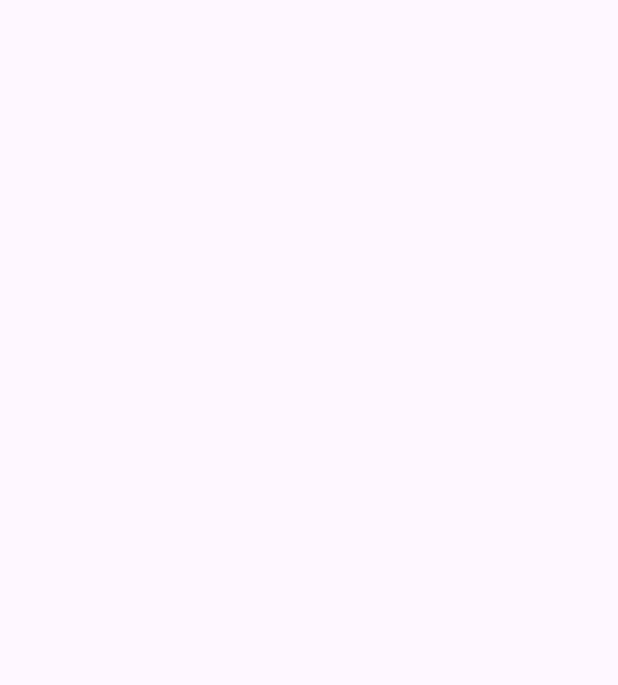
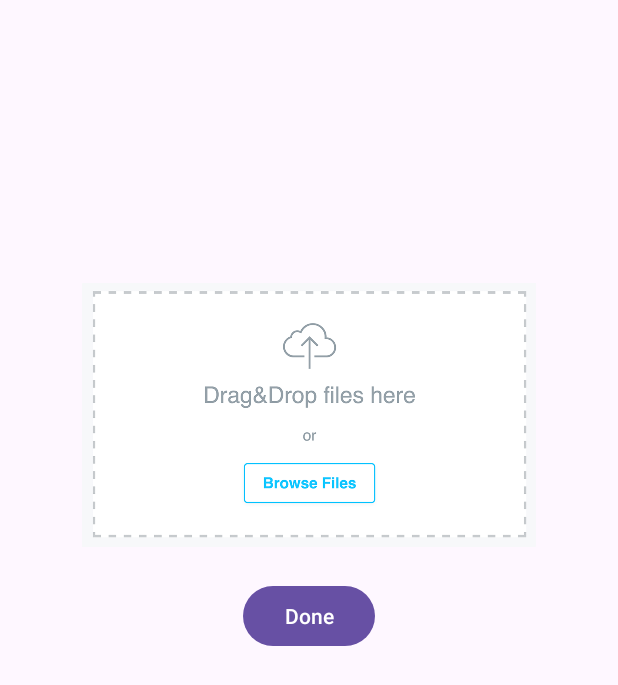
Before and after one commit to Shogun-Sun/Screaming_Phone, an Android app: the screen it shows after launch (MainActivity), on a phone screen of 412 x 824 dp. Before the commit the part shown is empty. Shown: the top 685 px of the screen. Run offline under Robolectric (Android 15) with nearby library versions, the phone set to English and light mode, and no system bars.

Commit message:
Add a request for access to notifications
Create file Permissions.java

Permissions.java: check for permission and request permission

```diff
--- a/app/src/main/AndroidManifest.xml
+++ b/app/src/main/AndroidManifest.xml
@@ -6,7 +6,10 @@
     <uses-permission android:name="android.permission.FOREGROUND_SERVICE" />
     <uses-permission android:name="android.permission.POST_NOTIFICATIONS"/>
     <uses-permission android:name="android.permission.WAKE_LOCK"/>
-    <uses-permission android:name="android.permission.RECORD_AUDIO" />
+<!--    <uses-permission android:name="android.permission.RECORD_AUDIO" />-->
+    <uses-permission android:name="android.permission.MANAGE_EXTERNAL_STORAGE"/>
+    <uses-permission android:name="android.permission.READ_EXTERNAL_STORAGE"/>
+    <uses-permission android:name="android.permission.WRITE_EXTERNAL_STORAGE"/>
 
     <application
         android:allowBackup="true"
--- a/app/src/main/java/com/example/stats/MainActivity.java
+++ b/app/src/main/java/com/example/stats/MainActivity.java
@@ -1,16 +1,42 @@
 package com.example.stats;
 
 
+import android.annotation.SuppressLint;
+import android.app.Activity;
+import android.app.AlertDialog;
+import android.content.Intent;
+import android.content.pm.PackageManager;
+import android.graphics.Bitmap;
 import android.hardware.Sensor;
 import android.hardware.SensorManager;
 import android.media.MediaPlayer;
+import android.net.Uri;
 import android.os.Bundle;
+import android.provider.MediaStore;
+import android.provider.Settings;
+import android.view.View;
+import android.widget.Button;
+import android.widget.ImageView;
 import android.widget.TextView;
+import android.widget.Toast;
+import androidx.annotation.NonNull;
+import androidx.core.app.ActivityCompat;
+//import com.example.stats.Permissions;
 
 
+
+import androidx.activity.result.ActivityResult;
+import androidx.activity.result.ActivityResultCallback;
+import androidx.activity.result.ActivityResultLauncher;
+import androidx.activity.result.contract.ActivityResultContracts;
 import androidx.appcompat.app.AppCompatActivity;
 
+import static com.example.stats.Permissions.MY_PERMISSION_REQUEST_POST_NOTIFICATIONS;
+
+
 public class MainActivity extends AppCompatActivity {
+    private static CharSequence text = "AVP";
+    private static int duration = Toast.LENGTH_SHORT;
 
     /** Объект типа сенсор менеджер */
     SensorManager mSensorManager;
@@ -23,6 +49,7 @@ public class MainActivity extends AppCompatActivity {
     TextView mZValueText;
     private MediaPlayer sirSound;
     private SensorHandler SensorHandler;
+    Bitmap bitmap;
 
     /** Called when the activity is first created. */
     @Override
@@ -30,11 +57,50 @@ public class MainActivity extends AppCompatActivity {
         super.onCreate(savedInstanceState);
         setContentView(R.layout.activity_main);
 
+        Permissions.permission(this);
+
+
+
         mXValueText = findViewById(R.id.value_x);
         mYValueText = findViewById(R.id.value_y);
         mZValueText = findViewById(R.id.value_z);
         sirSound = MediaPlayer.create(this, R.raw.sound);
         SensorHandler = new SensorHandler(this, mXValueText, mYValueText, mZValueText, sirSound);
+        ImageView imageView = findViewById(R.id.your_file);
+        Button button_done = findViewById(R.id.button_done);
+
+
+
+        //Uploading files
+
+        ActivityResultLauncher<Intent> activityResultLauncher= registerForActivityResult(new ActivityResultContracts.StartActivityForResult(),
+                new ActivityResultCallback<ActivityResult>() {
+            @Override
+            public void onActivityResult(ActivityResult result) {
+                if (result.getResultCode() == Activity.RESULT_OK){
+                    Intent data = result.getData();
+                    Uri uri = data.getData();
+
+                }
+            }
+        });
+
+        imageView.setOnClickListener(new View.OnClickListener() {
+            @Override
+            public void onClick(View view) {
+                Intent intent = new Intent(Intent.ACTION_PICK);
+                intent.setData(MediaStore.Audio.Media.EXTERNAL_CONTENT_URI);
+                activityResultLauncher.launch(intent);
+            }
+        });
+
+        button_done.setOnClickListener(new View.OnClickListener() {
+            @Override
+            public void onClick(View view) {
+
+            }
+        });
+
 
 //        findViewById(R.id.value_x).setOnClickListener(v -> {
 //            Intent serviceIntent = new Intent(this, ForegroundService.class);
@@ -59,4 +125,32 @@ public class MainActivity extends AppCompatActivity {
         super.onResume();
         SensorHandler.registerListener();
     }
+
+    @SuppressLint("MissingSuperCall")
+    @Override
+    public void onRequestPermissionsResult(int requestCode, @NonNull String[] permissions,
+                                           @NonNull int[] grantResults) {
+        if (requestCode == MY_PERMISSION_REQUEST_POST_NOTIFICATIONS
+                && grantResults[0] == PackageManager.PERMISSION_GRANTED) {
+            Toast toast = Toast.makeText(this, text, duration);
+            toast.show();
+        } else{
+            if (ActivityCompat.shouldShowRequestPermissionRationale(this,
+                    android.Manifest.permission.POST_NOTIFICATIONS)) {
+
+                Toast.makeText(this, "Пожалуйста, предоставьте разрешение в настройках приложения", Toast.LENGTH_LONG).show();
+                Intent intent = new Intent(Settings.ACTION_APPLICATION_DETAILS_SETTINGS);
+                Uri uri = Uri.fromParts("package", getPackageName(), null);
+                intent.setData(uri);
+                startActivity(intent);
+            } else {
+
+                Toast.makeText(this, "Пожалуйста, предоставьте разрешение в настройках приложения", Toast.LENGTH_LONG).show();
+                Intent intent = new Intent(Settings.ACTION_APPLICATION_DETAILS_SETTINGS);
+                Uri uri = Uri.fromParts("package", getPackageName(), null);
+                intent.setData(uri);
+                startActivity(intent);
+            }
+        }
+    };
 }
--- /dev/null
+++ b/app/src/main/java/com/example/stats/Permissions.java
@@ -0,0 +1,23 @@
+package com.example.stats;
+
+import android.Manifest;
+import android.app.Activity;
+import android.content.Context;
+import android.content.pm.PackageManager;
+import androidx.core.app.ActivityCompat;
+import androidx.core.content.ContextCompat;
+
+public class Permissions {
+
+    public static int MY_PERMISSION_REQUEST_POST_NOTIFICATIONS = 1342;
+
+    public static void permission(Activity activity) {
+        if (ContextCompat.checkSelfPermission(activity, Manifest.permission.POST_NOTIFICATIONS)
+                == PackageManager.PERMISSION_GRANTED) {
+        } else {
+            ActivityCompat.requestPermissions(activity ,
+                    new String[] {Manifest.permission.POST_NOTIFICATIONS}, MY_PERMISSION_REQUEST_POST_NOTIFICATIONS);
+            }
+
+        }
+}
--- a/app/src/main/java/com/example/stats/SensorHandler.java
+++ b/app/src/main/java/com/example/stats/SensorHandler.java
@@ -7,7 +7,8 @@ import android.hardware.SensorEventListener;
 import android.hardware.SensorManager;
 import android.media.MediaPlayer;
 import android.widget.TextView;
-import kotlinx.coroutines.scheduling.WorkQueueKt;
+
+import java.io.IOException;
 
 public class SensorHandler implements SensorEventListener {
     private Context mContext;
@@ -44,6 +45,7 @@ public class SensorHandler implements SensorEventListener {
             if (event.values[SensorManager.DATA_Y] <= -17) {
                 if(Work.is_playing != true) {
                     Work.start(mContext);
+
                 }
             }
         }
--- a/app/src/main/java/com/example/stats/Work.java
+++ b/app/src/main/java/com/example/stats/Work.java
@@ -20,13 +20,11 @@ public class Work {
         sirSound = MediaPlayer.create(context, R.raw.sound);
         long sec = sirSound.getDuration();
         sirSound.start();
-        Log.i("Work","I AM CALLED! ");
         TimerTask task = new TimerTask() {
             public void run() {
                 is_playing = false;
                 timer.cancel();
                 timer.purge();
-                Log.i("Work","END!");
             }
         };
         timer.schedule(task, sec, 1);
--- a/app/src/main/res/layout/activity_main.xml
+++ b/app/src/main/res/layout/activity_main.xml
@@ -33,7 +33,7 @@
         android:id="@+id/value_z"
         android:layout_width="241dp"
         android:layout_height="19dp"
-        android:layout_marginStart="4dp"
+        android:layout_marginStart="84dp"
         android:layout_marginBottom="644dp"
         android:layout_weight="1"
         app:layout_constraintBottom_toBottomOf="parent"
@@ -45,7 +45,7 @@
         android:id="@+id/value_y"
         android:layout_width="241dp"
         android:layout_height="17dp"
-        android:layout_marginStart="4dp"
+        android:layout_marginStart="84dp"
         android:layout_marginTop="37dp"
         android:layout_marginBottom="677dp"
         android:layout_weight="1"
@@ -58,7 +58,7 @@
         android:id="@+id/value_x"
         android:layout_width="241dp"
         android:layout_height="18dp"
-        android:layout_marginStart="4dp"
+        android:layout_marginStart="84dp"
         android:layout_marginTop="8dp"
         app:layout_constraintBottom_toTopOf="@+id/value_y"
         app:layout_constraintStart_toStartOf="parent"
@@ -72,4 +72,33 @@
         android:orientation="horizontal"
         app:layout_constraintGuide_begin="20dp" />
 
+    <ImageView
+        android:id="@+id/your_file"
+        android:layout_width="312dp"
+        android:layout_height="176dp"
+        android:layout_marginStart="49dp"
+        android:layout_marginTop="142dp"
+        android:layout_marginEnd="50dp"
+        android:layout_marginBottom="413dp"
+        android:src="@drawable/uploadfiles"
+        app:layout_constraintBottom_toBottomOf="parent"
+        app:layout_constraintEnd_toEndOf="parent"
+        app:layout_constraintStart_toStartOf="parent"
+        app:layout_constraintTop_toTopOf="parent" />
+
+    <Button
+        android:id="@+id/button_done"
+        android:layout_width="wrap_content"
+        android:layout_height="wrap_content"
+        android:layout_marginStart="160dp"
+        android:layout_marginTop="340dp"
+        android:layout_marginEnd="160dp"
+        android:layout_marginBottom="343dp"
+        android:text="Done"
+        app:layout_constraintBottom_toBottomOf="parent"
+        app:layout_constraintEnd_toEndOf="parent"
+        app:layout_constraintStart_toStartOf="parent"
+        app:layout_constraintTop_toTopOf="parent" />
+
+
 </androidx.constraintlayout.widget.ConstraintLayout>
```
Also changed, not shown: app/src/main/java/com/example/stats/UploadFiles.java (added, +14 -0 lines), app/src/main/res/drawable/uploadfiles.png (added).
